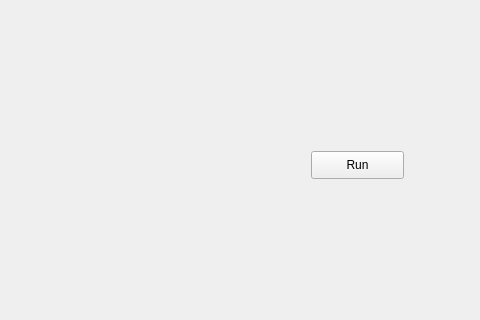
Before: the Qt Designer form OGKG_Lab_Gui/OGKG_Lab_Gui.ui in osipyonok/OGKG_Lab, drawn with Qt 5; both pictures show x 719 to 1199 and y 106 to 426 of the 1199 by 910 pixel window.
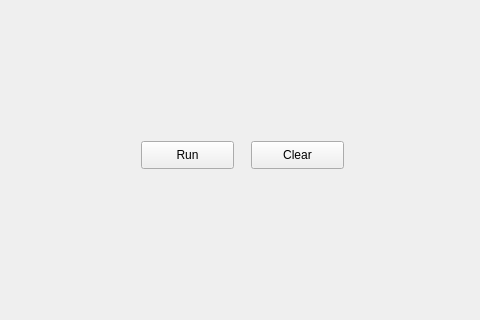
After: the same form once the commit is applied. Custom widgets are drawn as their Qt base class.

```diff
--- a/OGKG_Lab_Gui/OGKG_Lab_Gui.ui
+++ b/OGKG_Lab_Gui/OGKG_Lab_Gui.ui
@@ -27,8 +27,8 @@
    <widget class="QPushButton" name="runAlgorithm">
     <property name="geometry">
      <rect>
-      <x>1030</x>
-      <y>240</y>
+      <x>860</x>
+      <y>230</y>
       <width>93</width>
       <height>28</height>
      </rect>
@@ -73,6 +73,19 @@
      <string>Згенерувати</string>
     </property>
    </widget>
+   <widget class="QPushButton" name="clearPoints">
+    <property name="geometry">
+     <rect>
+      <x>970</x>
+      <y>230</y>
+      <width>93</width>
+      <height>28</height>
+     </rect>
+    </property>
+    <property name="text">
+     <string>Clear</string>
+    </property>
+   </widget>
   </widget>
   <widget class="QMenuBar" name="menuBar">
    <property name="geometry">
```
